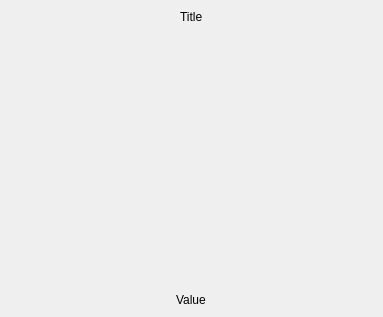
First picture: the form in dashboard/info/circlebar.ui, repository rahmanshaber/corebox, before the edit.
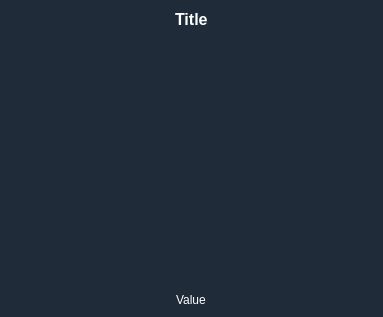
Second picture: the form after the edit.

```diff
--- a/dashboard/info/circlebar.ui
+++ b/dashboard/info/circlebar.ui
@@ -44,7 +44,12 @@
       </sizepolicy>
      </property>
      <property name="styleSheet">
-      <string notr="true"/>
+      <string notr="true">QWidget{
+background-color:#1F2B38;
+color:#ffffff;
+}
+
+</string>
      </property>
      <layout class="QVBoxLayout" name="chartLayout">
       <property name="spacing">
@@ -64,6 +69,13 @@
       </property>
       <item alignment="Qt::AlignHCenter|Qt::AlignTop">
        <widget class="QLabel" name="chartTitle">
+        <property name="font">
+         <font>
+          <pointsize>12</pointsize>
+          <weight>75</weight>
+          <bold>true</bold>
+         </font>
+        </property>
         <property name="styleSheet">
          <string notr="true"/>
         </property>
```
